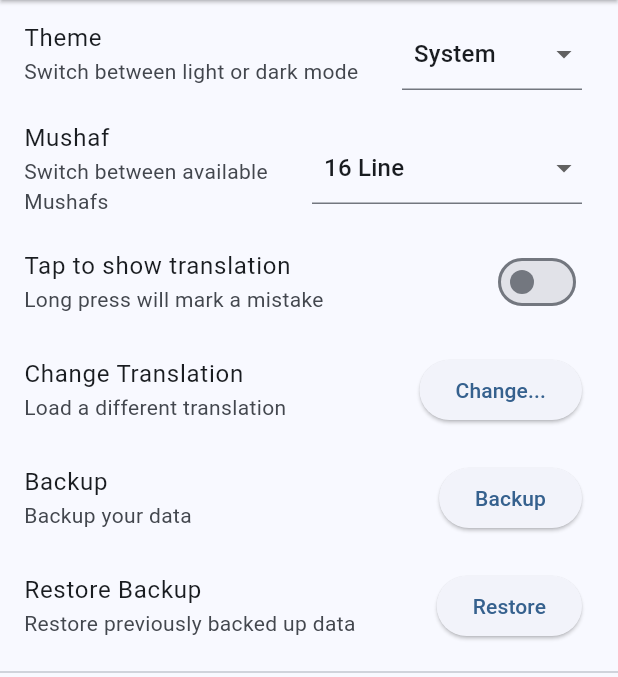
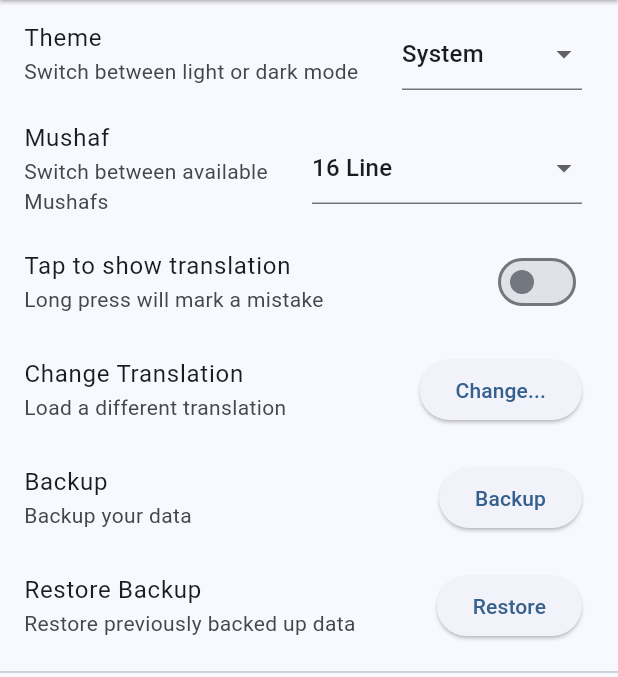
Before and after one commit to Waqar144/quran_memorization_helper, a Flutter app: the SettingsPage screen opened directly with empty values, on a phone screen of 412 x 824 dp, the part 84-761 px from its top. Run offline on Flutter 3.47's test engine with Material 3 defaults, Android fonts, the phone set to English and light mode, and no system bars; our stand-ins replace file_picker, wakelock_plus.

Commit message:
Fix overflow issue in settings page

```diff
--- a/lib/pages/settings_page.dart
+++ b/lib/pages/settings_page.dart
@@ -251,7 +251,6 @@ class _SettingsPageState extends State<SettingsPage> {
         width: 120,
         child: DropdownButtonFormField<ThemeMode>(
           borderRadius: const BorderRadius.all(Radius.circular(5)),
-          decoration: const InputDecoration(contentPadding: EdgeInsets.all(8)),
           value: themeMode,
           onChanged: (ThemeMode? val) {
             if (val != null) {
@@ -281,7 +280,6 @@ class _SettingsPageState extends State<SettingsPage> {
         child: DropdownButtonFormField<Mushaf>(
           isDense: true,
           borderRadius: const BorderRadius.all(Radius.circular(5)),
-          decoration: const InputDecoration(contentPadding: EdgeInsets.all(8)),
           value: selectedMushaf,
           onChanged: (Mushaf? val) {
             if (val != null) {
```
